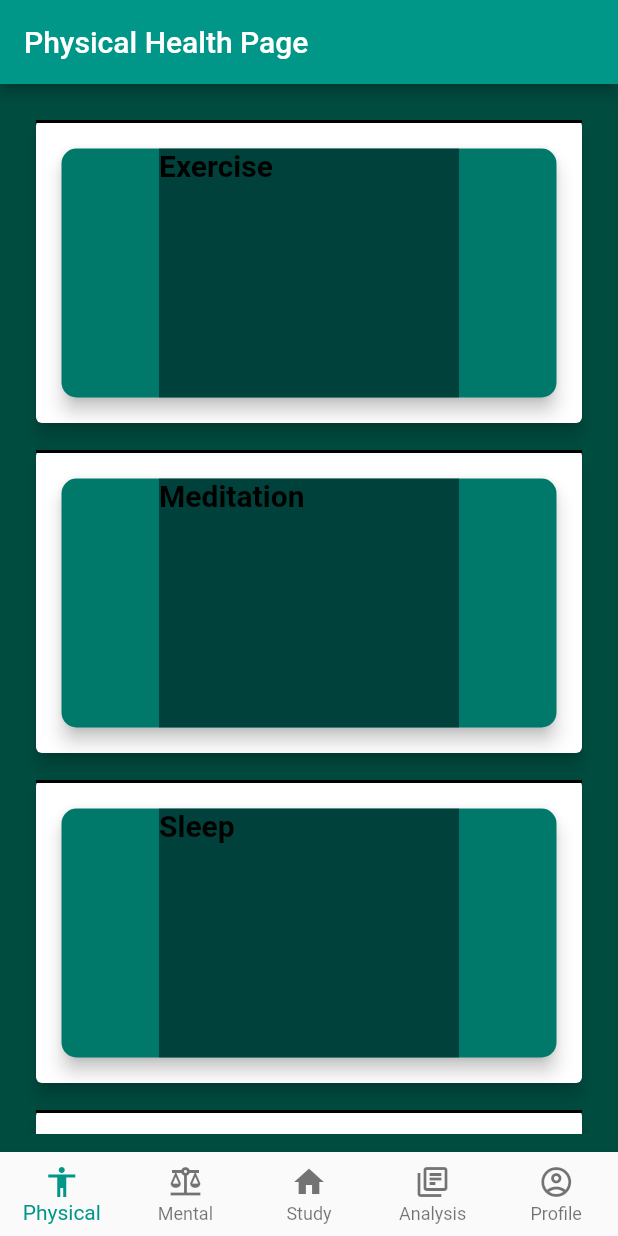
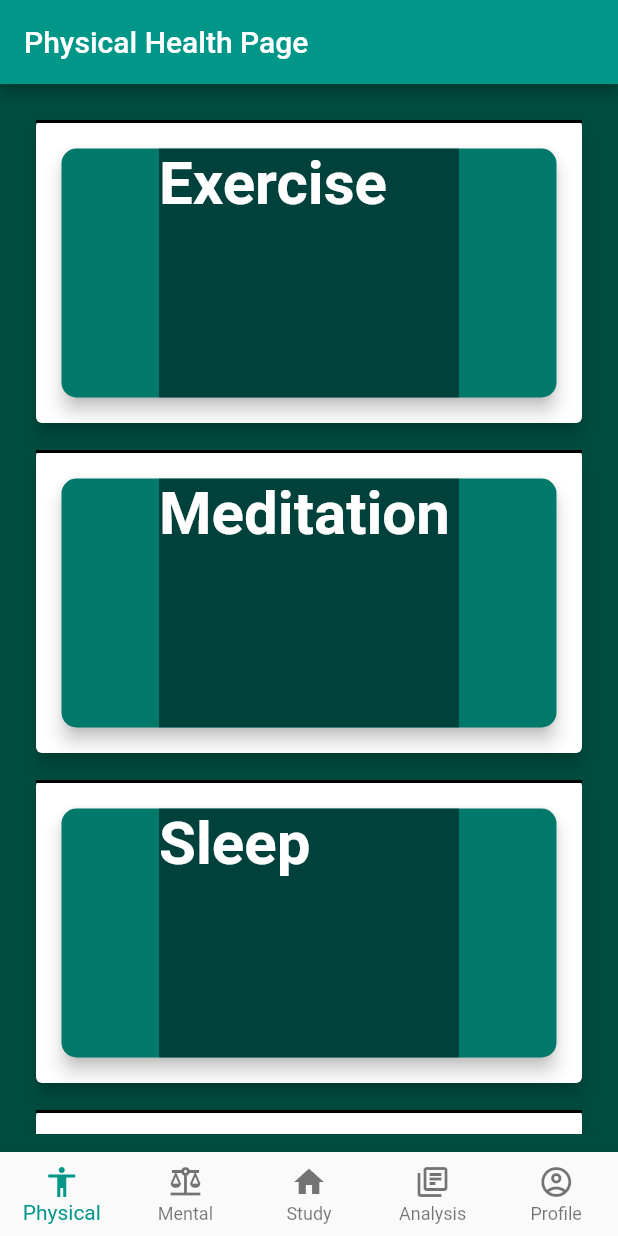
Before and after one commit to austinrafter/StudentHealthApplication, a Flutter app: the screen it shows after launch, on a phone screen of 412 x 824 dp. Run offline on Flutter 3.47's test engine with Material 2 defaults, Android fonts, the phone set to English and light mode, and no system bars.

Commit message:
Exercise/Meditation 12. Physical page displays base form of all options

```diff
--- a/healthone/lib/pages/physical_page.dart
+++ b/healthone/lib/pages/physical_page.dart
@@ -169,7 +169,7 @@ Widget PhysicalItemPageName(data) {
       text: TextSpan(
         text: '${data['name']}',
         style: TextStyle(
-            fontWeight: FontWeight.bold, color: Colors.black, fontSize: 20),
+            fontWeight: FontWeight.bold, color: Colors.white, fontSize: 40),
       ),
     ),
   );
```
